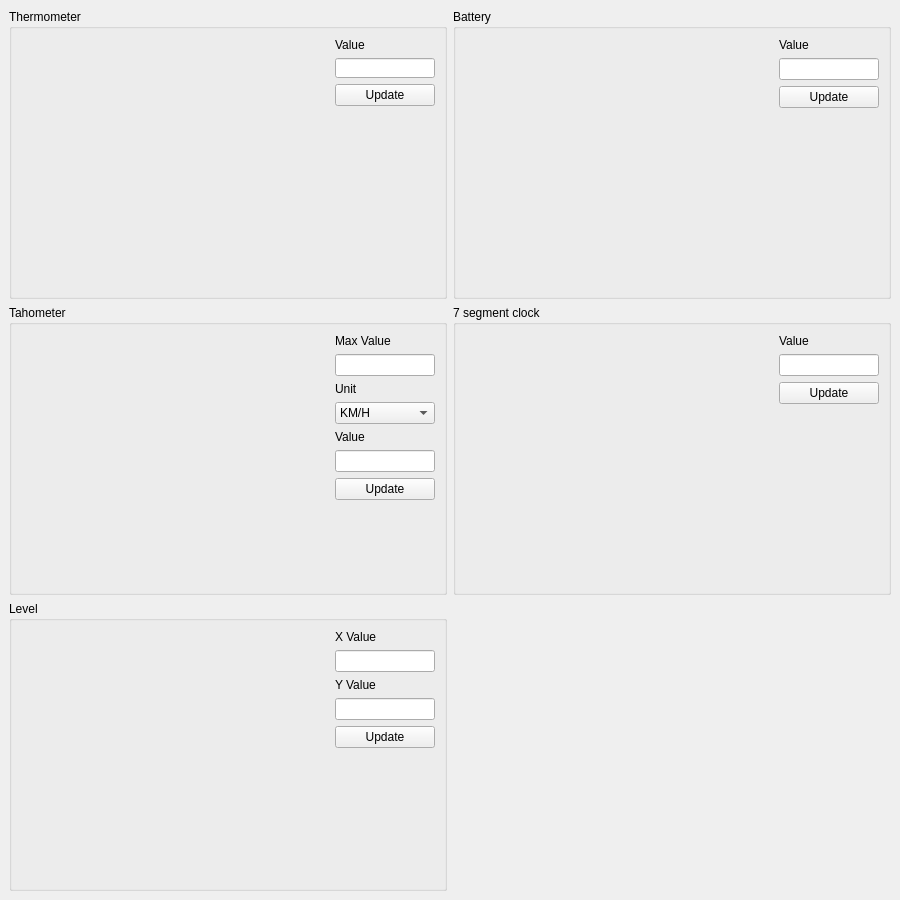
p-dobrzynski-dev/QtCustomWidgets, file mainwindow.ui: the form before one commit.
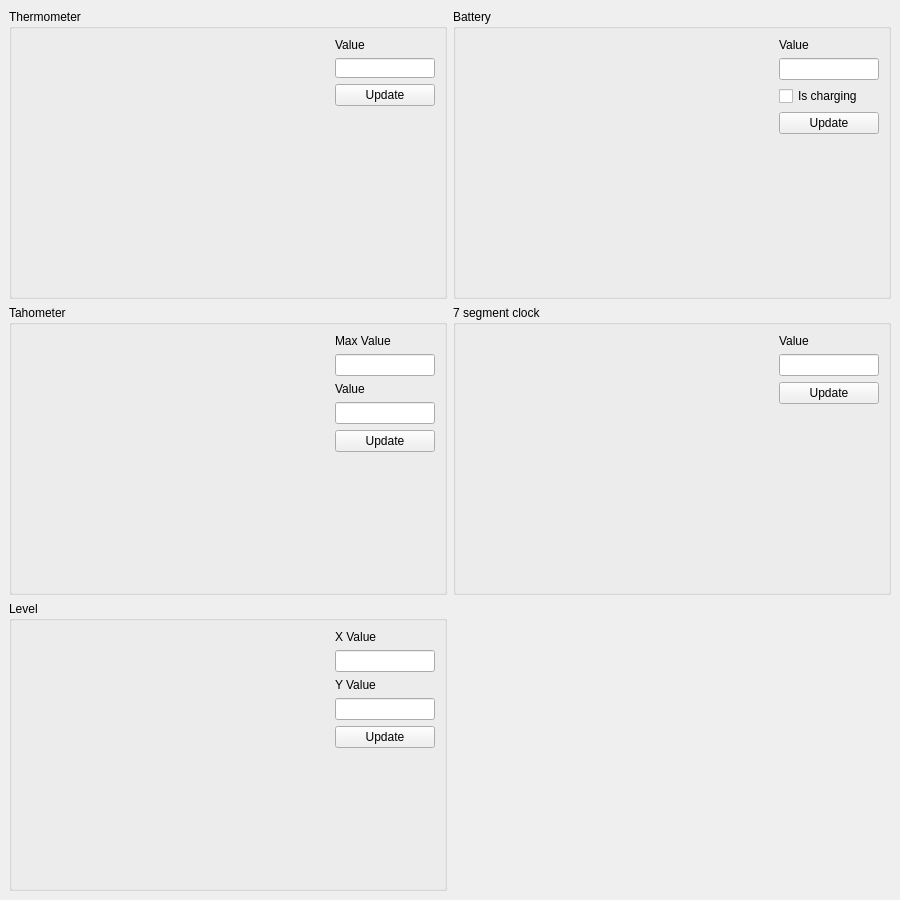
The form after the commit. Custom widgets are drawn as their Qt base class.

```diff
--- a/mainwindow.ui
+++ b/mainwindow.ui
@@ -241,27 +241,6 @@
                </property>
               </widget>
              </item>
-             <item>
-              <widget class="QLabel" name="label_7">
-               <property name="text">
-                <string>Unit</string>
-               </property>
-              </widget>
-             </item>
-             <item>
-              <widget class="QComboBox" name="comboBox">
-               <item>
-                <property name="text">
-                 <string>KM/H</string>
-                </property>
-               </item>
-               <item>
-                <property name="text">
-                 <string>MPH</string>
-                </property>
-               </item>
-              </widget>
-             </item>
              <item>
               <widget class="QLabel" name="label_3">
                <property name="text">
@@ -431,6 +410,13 @@
                </property>
               </widget>
              </item>
+             <item>
+              <widget class="QCheckBox" name="isChargingBatteryCheckBox">
+               <property name="text">
+                <string>Is charging</string>
+               </property>
+              </widget>
+             </item>
              <item>
               <widget class="QPushButton" name="updateBatteryButton">
                <property name="sizePolicy">
```
